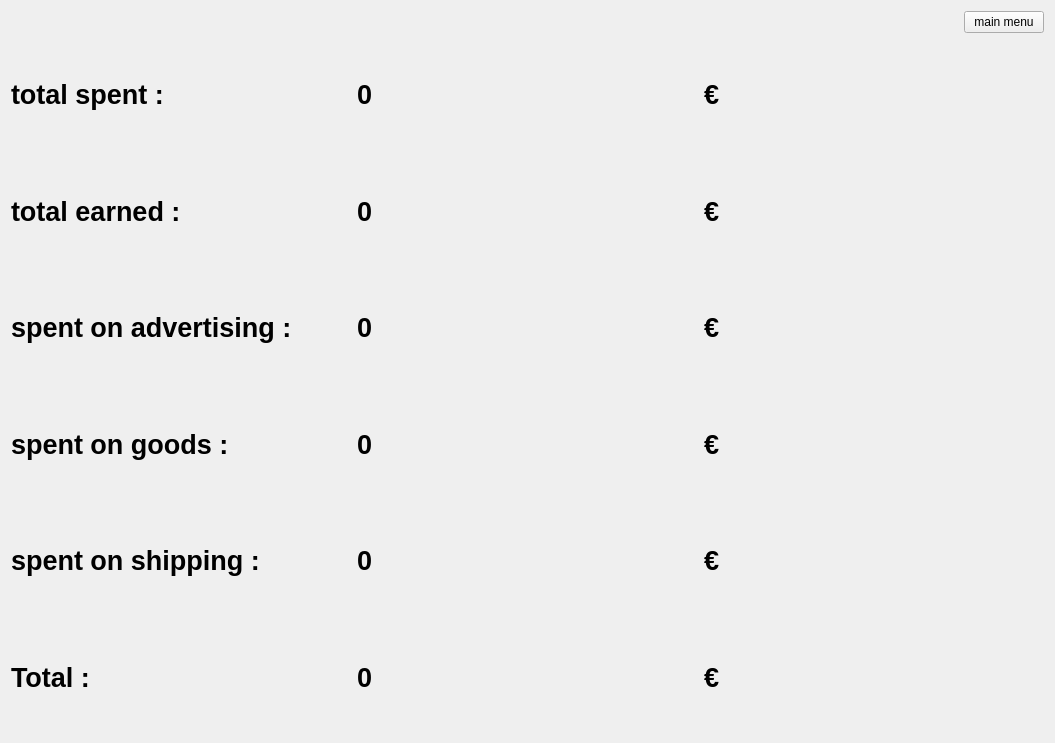
Old version of the form Retail_Software/incomeandexpenseswindow.ui in the repository AntonZhiganov/Retail_Software.
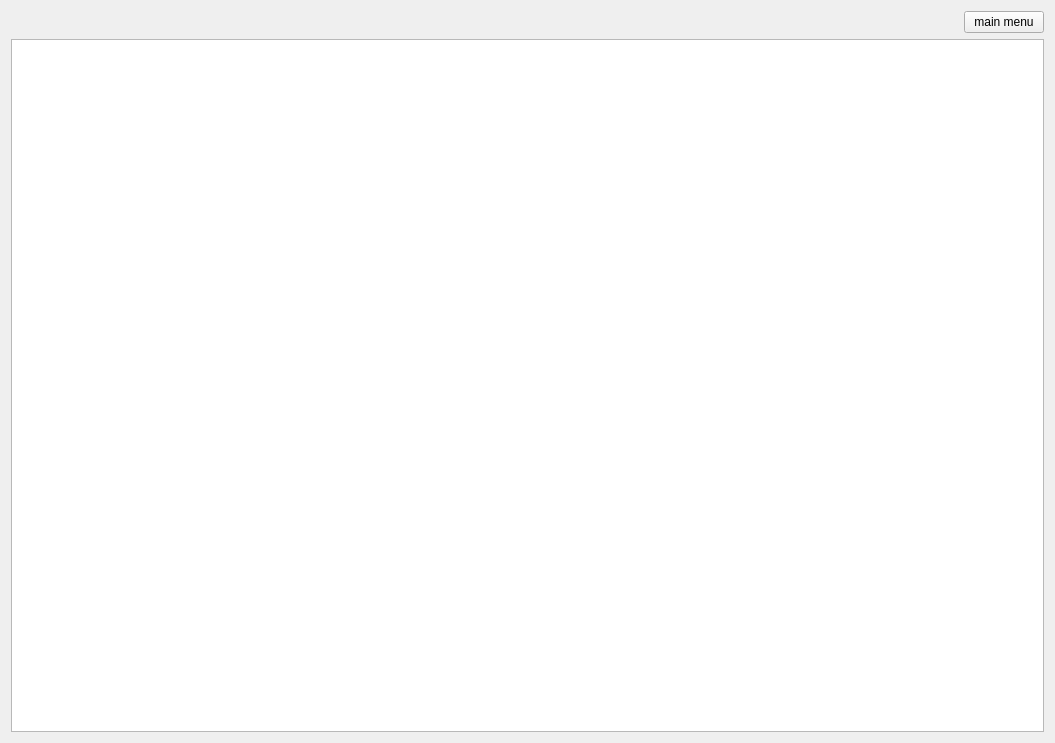
New version of the form.

Commit message: Created a table to display income and expenses, added an exit button to the main menu in the window

The edit to the form file:
```diff
--- a/Retail_Software/incomeandexpenseswindow.ui
+++ b/Retail_Software/incomeandexpenseswindow.ui
@@ -17,7 +17,7 @@
    <item>
     <layout class="QVBoxLayout" name="verticalLayout">
      <item>
-      <layout class="QHBoxLayout" name="horizontalLayout_7">
+      <layout class="QHBoxLayout" name="horizontalLayout">
        <item>
         <spacer name="horizontalSpacer">
          <property name="orientation">
@@ -41,262 +41,13 @@
       </layout>
      </item>
      <item>
-      <layout class="QHBoxLayout" name="horizontalLayout">
-       <item>
-        <widget class="QLabel" name="totalSpentLabel">
-         <property name="font">
-          <font>
-           <pointsize>20</pointsize>
-           <bold>true</bold>
-          </font>
-         </property>
-         <property name="text">
-          <string>total spent :</string>
-         </property>
-        </widget>
-       </item>
-       <item>
-        <widget class="QLabel" name="infoTotalSpentLabel">
-         <property name="font">
-          <font>
-           <pointsize>20</pointsize>
-           <bold>true</bold>
-          </font>
-         </property>
-         <property name="text">
-          <string>0</string>
-         </property>
-        </widget>
-       </item>
-       <item>
-        <widget class="QLabel" name="spendValuta">
-         <property name="font">
-          <font>
-           <pointsize>20</pointsize>
-           <bold>true</bold>
-          </font>
-         </property>
-         <property name="text">
-          <string>€</string>
-         </property>
-        </widget>
-       </item>
-      </layout>
-     </item>
-     <item>
-      <layout class="QHBoxLayout" name="horizontalLayout_2">
-       <item>
-        <widget class="QLabel" name="totalEarnedLabel">
-         <property name="font">
-          <font>
-           <pointsize>20</pointsize>
-           <bold>true</bold>
-          </font>
-         </property>
-         <property name="text">
-          <string>total earned :</string>
-         </property>
-        </widget>
-       </item>
-       <item>
-        <widget class="QLabel" name="infoTotalEarnedLabel">
-         <property name="font">
-          <font>
-           <pointsize>20</pointsize>
-           <bold>true</bold>
-          </font>
-         </property>
-         <property name="text">
-          <string>0</string>
-         </property>
-        </widget>
-       </item>
-       <item>
-        <widget class="QLabel" name="earnedValuta">
-         <property name="font">
-          <font>
-           <pointsize>20</pointsize>
-           <bold>true</bold>
-          </font>
-         </property>
-         <property name="text">
-          <string>€</string>
-         </property>
-        </widget>
-       </item>
-      </layout>
-     </item>
-     <item>
-      <layout class="QHBoxLayout" name="horizontalLayout_3">
-       <item>
-        <widget class="QLabel" name="advertisingLabel">
-         <property name="font">
-          <font>
-           <pointsize>20</pointsize>
-           <bold>true</bold>
-          </font>
-         </property>
-         <property name="text">
-          <string>spent on advertising :</string>
-         </property>
-        </widget>
-       </item>
-       <item>
-        <widget class="QLabel" name="infoAdvertisingEarnedLabel">
-         <property name="font">
-          <font>
-           <pointsize>20</pointsize>
-           <bold>true</bold>
-          </font>
-         </property>
-         <property name="text">
-          <string>0</string>
-         </property>
-        </widget>
-       </item>
-       <item>
-        <widget class="QLabel" name="advertisingValuta">
-         <property name="font">
-          <font>
-           <pointsize>20</pointsize>
-           <bold>true</bold>
-          </font>
-         </property>
-         <property name="text">
-          <string>€</string>
-         </property>
-        </widget>
-       </item>
-      </layout>
-     </item>
-     <item>
-      <layout class="QHBoxLayout" name="horizontalLayout_4">
-       <item>
-        <widget class="QLabel" name="goodsLabel">
-         <property name="font">
-          <font>
-           <pointsize>20</pointsize>
-           <bold>true</bold>
-          </font>
-         </property>
-         <property name="text">
-          <string>spent on goods :</string>
-         </property>
-        </widget>
-       </item>
-       <item>
-        <widget class="QLabel" name="infoGoodsLabel">
-         <property name="font">
-          <font>
-           <pointsize>20</pointsize>
-           <bold>true</bold>
-          </font>
-         </property>
-         <property name="text">
-          <string>0</string>
-         </property>
-        </widget>
-       </item>
-       <item>
-        <widget class="QLabel" name="goodsValuta">
-         <property name="font">
-          <font>
-           <pointsize>20</pointsize>
-           <bold>true</bold>
-          </font>
-         </property>
-         <property name="text">
-          <string>€</string>
-         </property>
-        </widget>
-       </item>
-      </layout>
-     </item>
-     <item>
-      <layout class="QHBoxLayout" name="horizontalLayout_5">
-       <item>
-        <widget class="QLabel" name="shippingLabel">
-         <property name="font">
-          <font>
-           <pointsize>20</pointsize>
-           <bold>true</bold>
-          </font>
-         </property>
-         <property name="text">
-          <string>spent on shipping :</string>
-         </property>
-        </widget>
-       </item>
-       <item>
-        <widget class="QLabel" name="infoShippingLabel">
-         <property name="font">
-          <font>
-           <pointsize>20</pointsize>
-           <bold>true</bold>
-          </font>
-         </property>
-         <property name="text">
-          <string>0</string>
-         </property>
-        </widget>
-       </item>
-       <item>
-        <widget class="QLabel" name="shippingValuta">
-         <property name="font">
-          <font>
-           <pointsize>20</pointsize>
-           <bold>true</bold>
-          </font>
-         </property>
-         <property name="text">
-          <string>€</string>
-         </property>
-        </widget>
-       </item>
-      </layout>
-     </item>
-     <item>
-      <layout class="QHBoxLayout" name="horizontalLayout_6">
-       <item>
-        <widget class="QLabel" name="totalLabel">
-         <property name="font">
-          <font>
-           <pointsize>20</pointsize>
-           <bold>true</bold>
-          </font>
-         </property>
-         <property name="text">
-          <string>Total :</string>
-         </property>
-        </widget>
-       </item>
-       <item>
-        <widget class="QLabel" name="infoTotalLabel">
-         <property name="font">
-          <font>
-           <pointsize>20</pointsize>
-           <bold>true</bold>
-          </font>
-         </property>
-         <property name="text">
-          <string>0</string>
-         </property>
-        </widget>
-       </item>
-       <item>
-        <widget class="QLabel" name="totalValuta">
-         <property name="font">
-          <font>
-           <pointsize>20</pointsize>
-           <bold>true</bold>
-          </font>
-         </property>
-         <property name="text">
-          <string>€</string>
-         </property>
-        </widget>
-       </item>
-      </layout>
+      <widget class="QTableWidget" name="IncomeAndExpensesTableWidget">
+       <property name="font">
+        <font>
+         <pointsize>20</pointsize>
+        </font>
+       </property>
+      </widget>
      </item>
     </layout>
    </item>
```
Left out of the diff: 5 changed lines with no effect on the pictures. The commit also changes 6 other files.
